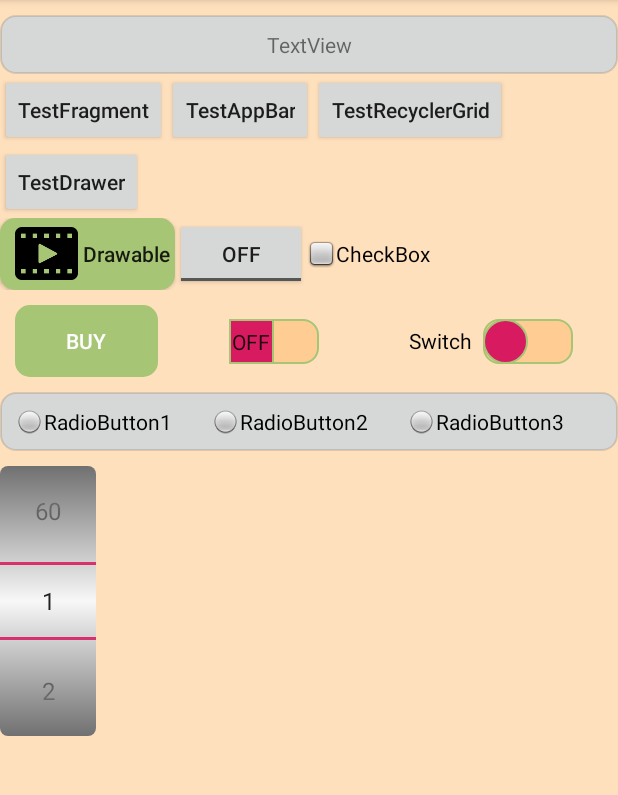
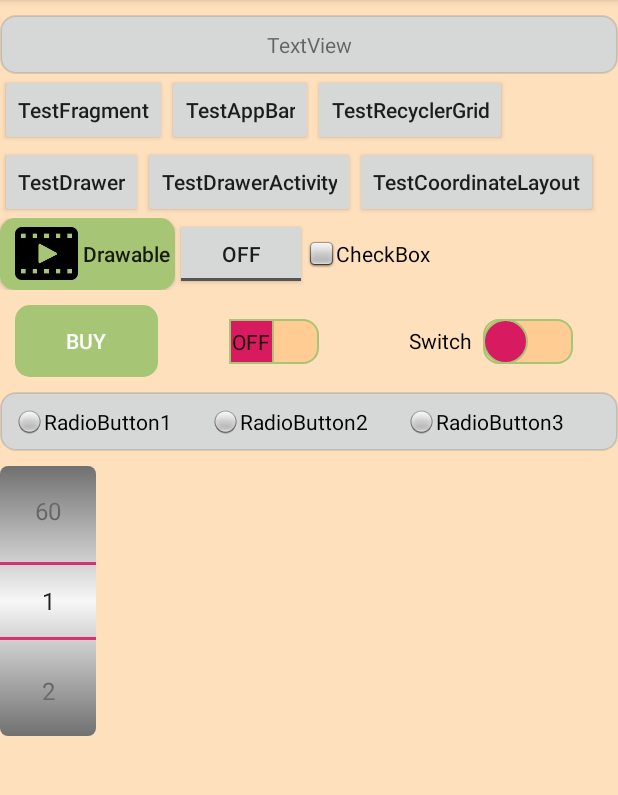
Before and after one commit to HomerChenX1/RunningTrial, an Android app: the screen it shows after launch (MainActivity), on a phone screen of 412 x 824 dp, the part 84-879 px from its top. Run offline under Robolectric (Android 15) with nearby library versions, the phone set to English and light mode, and no system bars; our stand-ins replace EventBus; 1 statement that could not run was skipped.

Commit message:
add DrawerLayout and CooridinateLayout

```diff
--- a/app/build.gradle
+++ b/app/build.gradle
@@ -33,7 +33,7 @@ dependencies {
     implementation 'org.greenrobot:eventbus:3.1.1'
     implementation 'com.android.support:recyclerview-v7:+'
     implementation 'com.android.volley:volley:1.1+'
-    implementation 'com.android.support:design:28.0.0'
+    implementation 'com.android.support:design:28+'
     annotationProcessor 'org.greenrobot:eventbus-annotation-processor:3.1.1'
     testImplementation 'junit:junit:4.12'
     androidTestImplementation 'com.android.support.test:runner:1.0.2'
--- a/app/src/main/java/com/example/runningtrial/MainActivity.java
+++ b/app/src/main/java/com/example/runningtrial/MainActivity.java
@@ -7,7 +7,6 @@ import android.view.View;
 import android.widget.Button;
 import android.widget.CheckBox;
 import android.widget.CompoundButton;
-import android.widget.LinearLayout;
 import android.widget.NumberPicker;
 import android.widget.RadioButton;
 import android.widget.Switch;
@@ -15,6 +14,7 @@ import android.widget.TextView;
 import android.widget.Toast;
 import android.widget.ToggleButton;
 
+import com.example.runningtrial.UI.TestCoordinateLayoutActivity;
 import com.example.runningtrial.UI.TestRecyclerViewActivity;
 import com.example.runningtrial.base.DataWarehouse;
 
@@ -31,8 +31,8 @@ public class MainActivity extends AppCompatActivity {
     private String TAG = getClass().getSimpleName();
     private TextView tvMain;
     private Button btnTestFragment, btnTestAppBar, btnTestRecyclerGrid, btnRipple;
-    private Button btnTestDrawer;
-    private LinearLayout llTestBtnText;
+    private Button btnTestDrawer, btnTestDrawerActivity, btnTestCoordinate;
+
     private Switch switchTxt, switchOrg;
     private ToggleButton tbtnToggle;
     private CheckBox cbox1;
@@ -163,11 +163,32 @@ public class MainActivity extends AppCompatActivity {
             public void onClick(View v) {
                 Toast.makeText(v.getContext(), "btnTestDrawer", Toast.LENGTH_SHORT).show();
                 DataWarehouse.getRef().logd(TAG, "btnTestDrawer is clicked");
-                // Intent intent = new Intent(v.getContext(), TestFragmentActivity.class);
-                // startActivity(intent);
+                Intent intent = new Intent(v.getContext(), TestDrawerActivity.class);
+                startActivity(intent);
             }
         });
 
+        btnTestDrawerActivity = findViewById(R.id.btnTestDrawerActivity);
+        btnTestDrawerActivity.setOnClickListener(new View.OnClickListener() {
+            @Override
+            public void onClick(View v) {
+                Toast.makeText(v.getContext(), "btnTestDrawerActivity", Toast.LENGTH_SHORT).show();
+                DataWarehouse.getRef().logd(TAG, "btnTestDrawer is clicked");
+                Intent intent = new Intent(v.getContext(), TestDrawerLayoutActivity.class);
+                startActivity(intent);
+            }
+        });
+
+        btnTestCoordinate = findViewById(R.id.btnTestCoordinate);
+        btnTestCoordinate.setOnClickListener(new View.OnClickListener() {
+            @Override
+            public void onClick(View v) {
+                Toast.makeText(v.getContext(), "btnTestCoordinate", Toast.LENGTH_SHORT).show();
+                DataWarehouse.getRef().logd(TAG, "btnTestCoordinate is clicked");
+                Intent intent = new Intent(v.getContext(), TestCoordinateLayoutActivity.class);
+                startActivity(intent);
+            }
+        });
     }
 
     CompoundButton.OnCheckedChangeListener swListenser = new CompoundButton.OnCheckedChangeListener() {
--- a/app/src/main/java/com/example/runningtrial/TestDrawerLayoutActivity.java
+++ b/app/src/main/java/com/example/runningtrial/TestDrawerLayoutActivity.java
@@ -33,10 +33,13 @@ public class TestDrawerLayoutActivity extends AppCompatActivity
         });
         DrawerLayout drawer = findViewById(R.id.drawer_layout);
         NavigationView navigationView = findViewById(R.id.nav_view);
+
+        // HamBurger
         ActionBarDrawerToggle toggle = new ActionBarDrawerToggle(
                 this, drawer, toolbar, R.string.navigation_drawer_open, R.string.navigation_drawer_close);
         drawer.addDrawerListener(toggle);
         toggle.syncState();
+
         navigationView.setNavigationItemSelectedListener(this);
     }
 
--- a/app/src/main/res/layout/activity_main.xml
+++ b/app/src/main/res/layout/activity_main.xml
@@ -55,6 +55,20 @@
             android:layout_height="wrap_content"
             android:textAllCaps="false"
             android:text="TestDrawer" />
+
+        <Button
+            android:id="@+id/btnTestDrawerActivity"
+            android:layout_width="wrap_content"
+            android:layout_height="wrap_content"
+            android:textAllCaps="false"
+            android:text="TestDrawerActivity" />
+
+        <Button
+            android:id="@+id/btnTestCoordinate"
+            android:layout_width="wrap_content"
+            android:layout_height="wrap_content"
+            android:textAllCaps="false"
+            android:text="TestCoordinateLayout" />
 
     </LinearLayout>
 
--- a/app/src/main/res/layout/activity_test_app_bar.xml
+++ b/app/src/main/res/layout/activity_test_app_bar.xml
@@ -5,6 +5,7 @@
     android:layout_width="match_parent"
     android:layout_height="match_parent"
     android:orientation="vertical"
+    android:background="@color/windowBackground"
     tools:context=".TestAppBarActivity">
 
     <android.support.v7.widget.Toolbar
@@ -21,7 +22,6 @@
         app:subtitleTextColor="@android:color/holo_orange_light"
         app:theme="@style/ThemeOverlay.AppCompat.Dark.ActionBar"
         app:popupTheme="@style/ThemeOverlay.AppCompat.Light"
-
         />
     <!--app:theme="@style/ThemeOverlay.AppCompat.Dark.ActionBar"-->
     <!--app:popupTheme="@style/ThemeOverlay.AppCompat.Light"-->
--- a/app/src/main/res/layout/activity_test_drawer_layout.xml
+++ b/app/src/main/res/layout/activity_test_drawer_layout.xml
@@ -1,5 +1,6 @@
 <?xml version="1.0" encoding="utf-8"?>
-<android.support.v4.widget.DrawerLayout xmlns:android="http://schemas.android.com/apk/res/android"
+<android.support.v4.widget.DrawerLayout
+    xmlns:android="http://schemas.android.com/apk/res/android"
     xmlns:app="http://schemas.android.com/apk/res-auto"
     xmlns:tools="http://schemas.android.com/tools"
     android:id="@+id/drawer_layout"
--- a/app/src/main/res/menu/drawer.xml
+++ b/app/src/main/res/menu/drawer.xml
@@ -3,10 +3,12 @@
     <group android:checkableBehavior="single">
         <item
             android:id="@+id/navigation_item_1"
+            android:icon="@drawable/ic_dog0"
             android:checked="true"
             android:title="@string/navigation_item_1"/>
         <item
             android:id="@+id/navigation_item_2"
+            android:icon="@drawable/ic_dog1"
             android:title="@string/navigation_item_2"/>
     </group>
 
@@ -16,9 +18,11 @@
         <menu>
             <item
                 android:id="@+id/navigation_sub_item_1"
+                android:icon="@drawable/ic_dog2"
                 android:title="@string/navigation_sub_item_1"/>
             <item
                 android:id="@+id/navigation_sub_item_2"
+                android:icon="@drawable/ic_dog3"
                 android:title="@string/navigation_sub_item_2"/>
         </menu>
     </item>
--- a/app/src/main/res/values/strings.xml
+++ b/app/src/main/res/values/strings.xml
@@ -23,4 +23,6 @@
     <string name="navigation_subheader">drawer_subheader</string>
     <string name="navigation_sub_item_1">drawer_sub_item1</string>
     <string name="navigation_sub_item_2">drawer_sub_item2</string>
+    <string name="test_button_1">Btn 1</string>
+    <string name="test_button_2">Btn 2</string>
 </resources>
--- a/app/src/main/res/values/styles.xml
+++ b/app/src/main/res/values/styles.xml
@@ -23,6 +23,11 @@
         <item name="windowNoTitle">true</item>
     </style>
 
+    <style name="DrawerStyle" parent="@style/Theme.AppCompat.Light.NoActionBar">
+        <item name="android:windowTranslucentStatus">true</item>
+        <item name="android:fitsSystemWindows">true</item>
+    </style>
+
     <style name="AppTheme.AppBarOverlay" parent="ThemeOverlay.AppCompat.Dark.ActionBar" />
 
     <style name="AppTheme.PopupOverlay" parent="ThemeOverlay.AppCompat.Light" />
```
Also changed, not shown: app/src/main/AndroidManifest.xml (+5 -2 lines), app/src/main/java/com/example/runningtrial/TestAppBarActivity.java (+6 -3 lines), app/src/main/java/com/example/runningtrial/TestDrawerActivity.java (+20 -1 lines), app/src/main/java/com/example/runningtrial/UI/TestCoordinateLayoutActivity.java (added, +99 -0 lines), app/src/main/res/layout/activity_test_coordinate_layout.xml (added, +29 -0 lines), app/src/main/res/layout/activity_test_drawer.xml (+44 -3 lines), app/src/main/res/layout/header_layout.xml (+8 -0 lines), app/src/main/res/values/colors.xml (+8 -0 lines).
